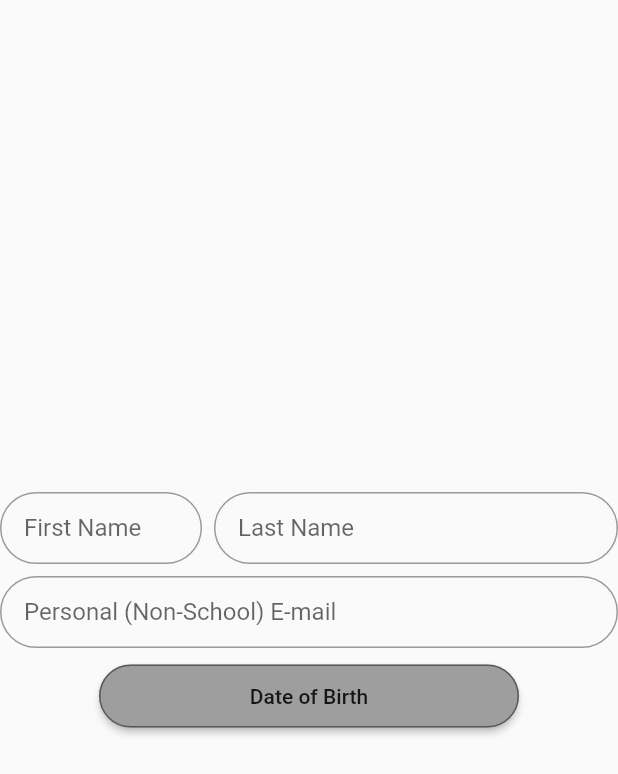
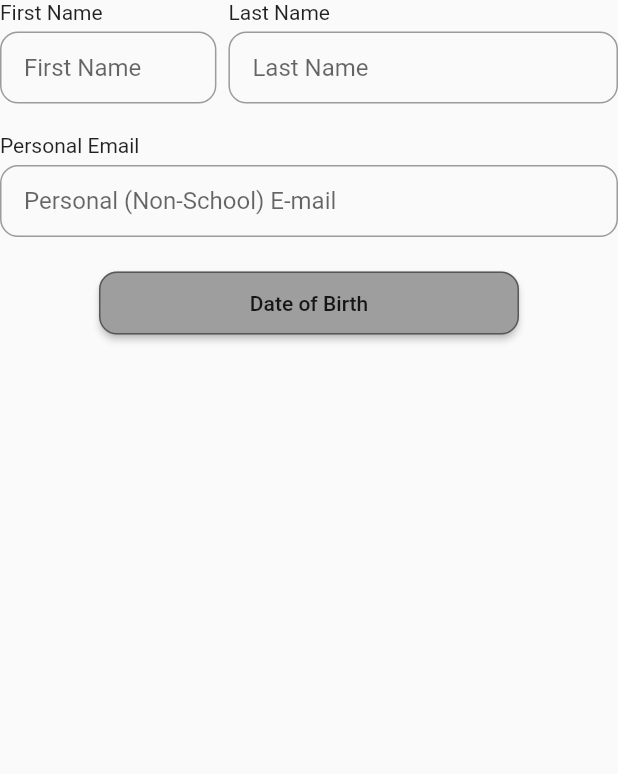
Before and after one commit to KatiGithub/StudentPro, a Flutter app: the RegistrationPage1 widget shown alone on an empty page, opened directly, on a phone screen of 412 x 824 dp. Shown: the top 774 px of the screen. Run offline on Flutter 3.47's test engine with Material 2 defaults, Android fonts, the phone set to English and light mode, and no system bars; our stand-ins replace animated_text_kit, equatable, firebase_auth, firebase_core, firebase_messaging, flutter_bloc and 3 more; accounts and stored records are empty; generated files the repository leaves out were written again; network calls fail; Roboto replaces fonts that are missing (SF_Pro).

Commit message:
Modified Registration Screen, added a step progress indicator to the registration screens.

```diff
--- /dev/null
+++ b/customer_frontend/lib/shared/components/CustomTextField_Rounded.dart
@@ -0,0 +1,21 @@
+import 'package:flutter/material.dart';
+
+class CustomTextFieldRounded extends StatelessWidget {
+  String hintText;
+  TextEditingController controller;
+
+  CustomTextFieldRounded(this.hintText, this.controller);
+
+  @override
+  Widget build(BuildContext context) {
+    return TextField(
+      controller: controller,
+      decoration: InputDecoration(
+          hintText: hintText,
+          border: OutlineInputBorder(
+              borderRadius:
+              BorderRadius.circular(12))),
+    );
+  }
+
+}
--- a/customer_frontend/lib/views/authentication/login/login_screen.dart
+++ b/customer_frontend/lib/views/authentication/login/login_screen.dart
@@ -3,6 +3,7 @@ import 'dart:async';
 import 'package:flutter/material.dart';
 import 'package:flutter_bloc/flutter_bloc.dart';
 import 'package:studio_projects/constant/components.dart';
+import 'package:studio_projects/shared/components/CustomTextField_Rounded.dart';
 import 'package:studio_projects/shared/validators.dart';
 import 'package:studio_projects/views/authentication/login/login_bloc.dart';
 import 'package:studio_projects/views/authentication/login/login_event.dart';
@@ -97,14 +98,8 @@ class _LoginScreenState extends State<LoginScreen> {
                               SizedBox(
                                 height: 10,
                               ),
-                              TextField(
-                                controller: _emailController,
-                                decoration: InputDecoration(
-                                    hintText: "Enter your email...",
-                                    border: OutlineInputBorder(
-                                        borderRadius:
-                                            BorderRadius.circular(12))),
-                              ),
+                              CustomTextFieldRounded(
+                                  "Enter your email...", _emailController),
                             ],
                           ),
                         ),
@@ -178,11 +173,13 @@ class _LoginScreenState extends State<LoginScreen> {
                             height: 55,
                             child: MaterialButton(
                               onPressed: () {
-                                context.read<LoginBloc>().add(LoginButtonPressed(
-                                    email: _emailController.text,
-                                    password: _passwordController.text));
+                                context.read<LoginBloc>().add(
+                                    LoginButtonPressed(
+                                        email: _emailController.text,
+                                        password: _passwordController.text));
 
-                                FocusScopeNode currentFocus = FocusScope.of(context);
+                                FocusScopeNode currentFocus =
+                                    FocusScope.of(context);
                                 currentFocus.unfocus();
                               },
                               child: Text("Login"),
--- a/customer_frontend/lib/views/authentication/register/steps/step1_screen.dart
+++ b/customer_frontend/lib/views/authentication/register/steps/step1_screen.dart
@@ -62,13 +62,18 @@ class _RegistrationPage1State extends State<RegistrationPage1> {
         builder: (context, state) {
       return Center(
         child: Column(
-          mainAxisAlignment: MainAxisAlignment.center,
+          mainAxisAlignment: MainAxisAlignment.start,
           children: [
             Row(
               children: [
                 Flexible(
-                    flex: 4,
-                    child: TextField(
+                    flex: 5,
+                    child: Column(
+                      crossAxisAlignment: CrossAxisAlignment.start,
+                      children: [
+                        Text("First Name"),
+                        SizedBox(height: 5,),
+                        TextField(
                           controller: _firstNameController,
                           onTapOutside: (event) =>
                               BlocProvider.of<RegistrationCubit>(context)
@@ -79,14 +84,21 @@ class _RegistrationPage1State extends State<RegistrationPage1> {
                             border: OutlineInputBorder(
                               borderSide:
                               BorderSide(color: Colors.black45, width: 10.0),
-                          borderRadius: BorderRadius.circular(40.0),
+                              borderRadius: BorderRadius.circular(12.0),
                             ),
                           ),
+                        )
+                      ],
                     )),
                 SizedBox(width: 8.0),
                 Flexible(
-                    flex: 8,
-                    child: TextField(
+                    flex: 9,
+                    child: Column(
+                      crossAxisAlignment: CrossAxisAlignment.start,
+                      children: [
+                        Text("Last Name"),
+                        SizedBox(height: 5,),
+                        TextField(
                           onTapOutside: (event) =>
                               BlocProvider.of<RegistrationCubit>(context)
                                   .setLastName(_lastNameController.text),
@@ -97,11 +109,18 @@ class _RegistrationPage1State extends State<RegistrationPage1> {
                               border: OutlineInputBorder(
                                   borderSide: BorderSide(
                                       color: Colors.black45, width: 10.0),
-                              borderRadius: BorderRadius.circular(40.0))),
+                                  borderRadius: BorderRadius.circular(12.0))),
+                        )
+                      ],
                     )),
               ],
             ),
-            SizedBox(height: 8.0),
+            SizedBox(height: 20.0),
+            Column(
+              crossAxisAlignment: CrossAxisAlignment.start,
+              children: [
+                Text("Personal Email"),
+                SizedBox(height: 5,),
                 TextField(
                   controller: _personalEmailController,
                   onTapOutside: (value) {
@@ -114,18 +133,21 @@ class _RegistrationPage1State extends State<RegistrationPage1> {
                       hintText: "Personal (Non-School) E-mail",
                       hintStyle: TextStyle(fontSize: 16.0),
                       border: OutlineInputBorder(
-                      borderSide: BorderSide(color: Colors.black, width: 10.0),
-                      borderRadius: BorderRadius.circular(40.0))),
+                          borderSide:
+                              BorderSide(color: Colors.black, width: 10.0),
+                          borderRadius: BorderRadius.circular(12.0))),
+                ),
+              ],
             ),
             Padding(
-                padding: EdgeInsets.symmetric(vertical: 8.0),
+                padding: EdgeInsets.only(top: 20),
                 child: MaterialButton(
                   height: 42,
                   minWidth: 280,
                   color: Colors.grey,
                   shape: RoundedRectangleBorder(
                       side: BorderSide(color: Colors.black45),
-                      borderRadius: BorderRadius.circular(40.0)),
+                      borderRadius: BorderRadius.circular(12.0)),
                   onPressed: () {
                     _selectDate(context);
                   },
--- a/customer_frontend/lib/views/authentication/reset_password/reset_password.dart
+++ b/customer_frontend/lib/views/authentication/reset_password/reset_password.dart
@@ -46,7 +46,7 @@ class ResetPasswordScreen extends StatelessWidget {
                   borderRadius: BorderRadius.circular(8.0),
                   side: BorderSide(
                       color: Color.fromRGBO(230, 140, 92, 1.0),
-                      width: 3,
+                      width: 2.5,
                       strokeAlign: BorderSide.strokeAlignInside,
                       style: BorderStyle.solid)),
             )
--- a/customer_frontend/pubspec.yaml
+++ b/customer_frontend/pubspec.yaml
@@ -57,6 +57,7 @@ dependencies:
   flutter_localizations:
     sdk: flutter
   intl: any
+  step_progress_indicator: ^1.0.2
 
 
 dev_dependencies:
```
Also changed, not shown: customer_frontend/lib/views/authentication/register/registration_screen.dart (+31 -5 lines), customer_frontend/lib/views/authentication/register/steps/intro_registration_screen.dart (added, +17 -0 lines), customer_frontend/pubspec.lock. Lines whose indentation alone changed are shown as unchanged.
